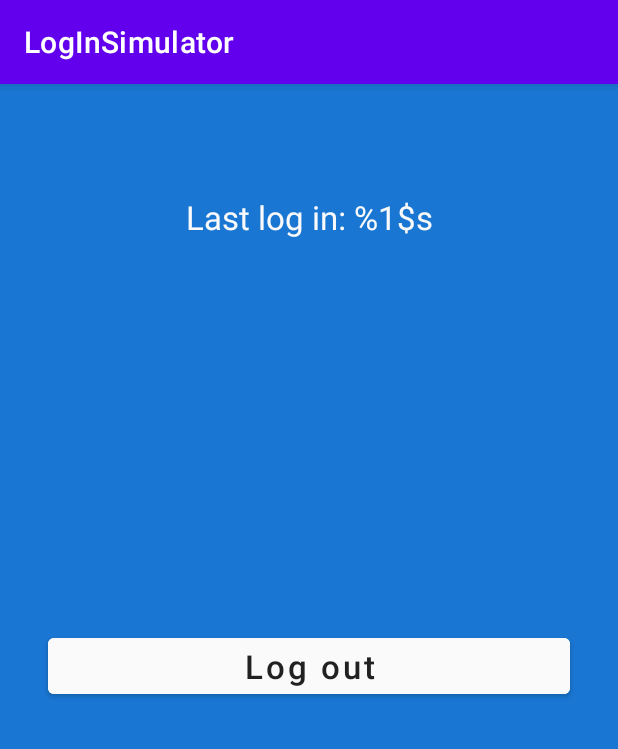
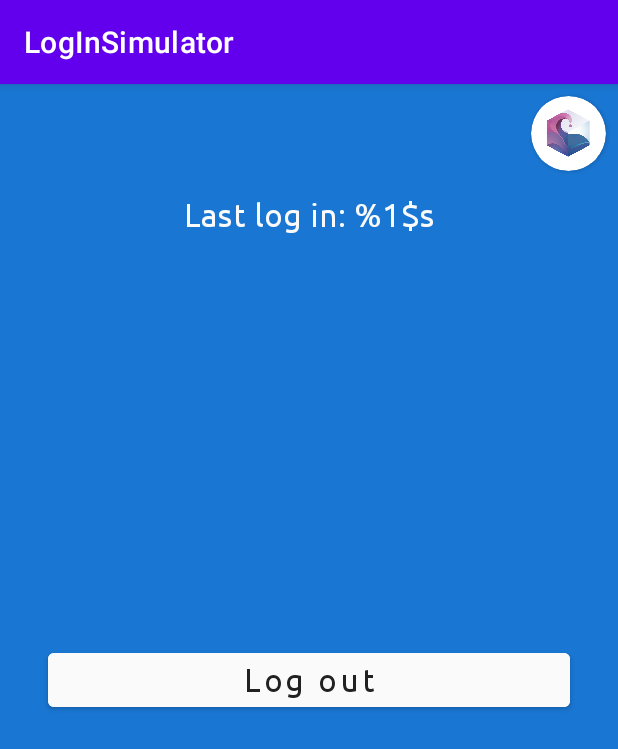
Before and after one commit to hubinsord/LogInSimulator, an Android app: the fragment DashboardFragment placed in its activity, on a phone screen of 412 x 824 dp. Shown: the top 749 px of the screen. Run offline under Robolectric (Android 15) with nearby library versions, the phone set to English and light mode, and no system bars; our stand-ins replace Dagger/Hilt's generated code, data binding; 2 statements that could not run were skipped.

Commit message:
feature: added fonts and user icon in fragment_dashboard.xml

```diff
--- a/app/src/main/java/com/hubinsord/loginsimulator/app/ui/login/LogInFragment.kt
+++ b/app/src/main/java/com/hubinsord/loginsimulator/app/ui/login/LogInFragment.kt
@@ -37,7 +37,6 @@ class LogInFragment : Fragment(R.layout.fragment_log_in) {
     }
 
     private fun initViews() {
-        viewModel.onDefaultValidation()
         binding.btnLogIn.setOnClickListener {
             viewModel.onBtnLogInClicked()
         }
--- a/app/src/main/java/com/hubinsord/loginsimulator/app/ui/login/LogInVM.kt
+++ b/app/src/main/java/com/hubinsord/loginsimulator/app/ui/login/LogInVM.kt
@@ -24,10 +24,6 @@ class LogInVM @Inject constructor(
 
     private val accounts = accountRepository.getAccounts()
     private var validatedAccountIndex: Int = -1
-
-    fun onDefaultValidation() {
-
-    }
 
     fun onBtnLogInClicked() {
         validateUserName()
--- a/app/src/main/res/layout/fragment_dashboard.xml
+++ b/app/src/main/res/layout/fragment_dashboard.xml
@@ -5,6 +5,7 @@
     tools:context=".app.ui.dashboard.DashboardFragment">
 
     <data>
+
         <variable
             name="viewModel"
             type="com.hubinsord.loginsimulator.app.ui.dashboard.DashboardVM" />
@@ -15,19 +16,29 @@
         android:layout_height="match_parent"
         android:background="@color/blue_700">
 
-        <ImageView
-            android:layout_width="40dp"
-            android:layout_height="40dp"
-            android:layout_margin="22dp"
+        <androidx.cardview.widget.CardView
+            android:layout_width="50dp"
+            android:layout_height="50dp"
+            android:layout_margin="8dp"
+            app:cardCornerRadius="50dp"
+            android:backgroundTint="@color/white"
             app:layout_constraintEnd_toEndOf="parent"
-            app:layout_constraintTop_toTopOf="parent"
-            tools:src="@drawable/ic_person" />
+            app:layout_constraintTop_toTopOf="parent">
+
+            <ImageView
+                android:layout_width="40dp"
+                android:layout_height="40dp"
+                android:layout_gravity="center"
+                android:scaleType="fitCenter"
+                android:src="@drawable/nextapps_logo" />
+        </androidx.cardview.widget.CardView>
 
         <TextView
             android:id="@+id/tv_login_info"
             android:layout_width="0dp"
             android:layout_height="wrap_content"
             android:layout_marginTop="70dp"
+            android:fontFamily="@font/ubuntu_regular"
             android:gravity="center"
             android:padding="4dp"
             android:text="@string/dashboard_tv_logging_info"
@@ -41,15 +52,17 @@
             android:id="@+id/tv_user_name"
             android:layout_width="0dp"
             android:layout_height="wrap_content"
+            android:fontFamily="@font/ubuntu_regular"
             android:gravity="center"
             android:text="@{viewModel.account.userName}"
             android:textColor="@color/grey_50"
+            android:textSize="32sp"
             app:layout_constraintEnd_toEndOf="parent"
             app:layout_constraintStart_toStartOf="parent"
             app:layout_constraintTop_toBottomOf="@+id/tv_login_info"
             tools:text="user name"
             tools:textColor="@color/grey_50"
-            tools:textSize="22sp" />
+            tools:textSize="32sp" />
 
 
         <com.google.android.material.button.MaterialButton
@@ -58,15 +71,16 @@
             android:layout_height="wrap_content"
             android:layout_marginHorizontal="32dp"
             android:backgroundTint="@color/grey_50"
+            android:fontFamily="@font/ubuntu_regular"
             android:text="@string/dashboard_btn_log_out"
             android:textAllCaps="false"
             android:textColor="@color/grey_900"
             android:textSize="22sp"
             app:layout_constraintBottom_toBottomOf="parent"
             app:layout_constraintEnd_toEndOf="parent"
-            app:layout_constraintVertical_bias="0.4"
             app:layout_constraintStart_toStartOf="parent"
-            app:layout_constraintTop_toBottomOf="@+id/tv_user_name" />
+            app:layout_constraintTop_toBottomOf="@+id/tv_user_name"
+            app:layout_constraintVertical_bias="0.4" />
 
 
     </androidx.constraintlayout.widget.ConstraintLayout>
--- a/app/src/main/res/layout/fragment_log_in.xml
+++ b/app/src/main/res/layout/fragment_log_in.xml
@@ -28,6 +28,7 @@
             android:drawableStart="@drawable/state_ic_person"
             android:drawablePadding="8dp"
             android:hint="@string/log_in_til_user_name"
+            android:fontFamily="@font/ubuntu_regular"
             android:inputType="textFilter"
             android:maxLength="20"
             android:padding="10dp"
@@ -46,6 +47,7 @@
             android:layout_width="0dp"
             android:layout_height="wrap_content"
             android:layout_marginHorizontal="32dp"
+            android:fontFamily="@font/ubuntu_italic"
             android:text="@string/fragment_log_in_default_validation"
             android:textColor="@color/grey_50"
             android:textSize="11sp"
@@ -62,6 +64,7 @@
             android:background="@drawable/edit_text_log_in"
             android:drawableStart="@drawable/state_ic_lock"
             android:drawablePadding="8dp"
+            android:fontFamily="@font/ubuntu_regular"
             android:hint="@string/log_in_til_password"
             android:inputType="textPassword"
             android:padding="10dp"
@@ -78,6 +81,7 @@
             android:layout_width="0dp"
             android:layout_height="wrap_content"
             android:layout_marginHorizontal="32dp"
+            android:fontFamily="@font/ubuntu_italic"
             android:text="@string/fragment_log_in_default_validation"
             android:textColor="@color/grey_50"
             android:textSize="11sp"
@@ -93,6 +97,7 @@
             android:layout_marginTop="15dp"
             android:backgroundTint="@color/grey_50"
             android:padding="8dp"
+            android:fontFamily="@font/ubuntu_regular"
             android:text="@string/log_in_btn_log_in"
             android:textAllCaps="false"
             android:textColor="@color/grey_900"
```
Also changed, not shown: app/src/main/res/drawable/nextapps_logo.jpg (added), app/src/main/res/font/ubuntu_italic.ttf (added), app/src/main/res/font/ubuntu_regular.ttf (added).
